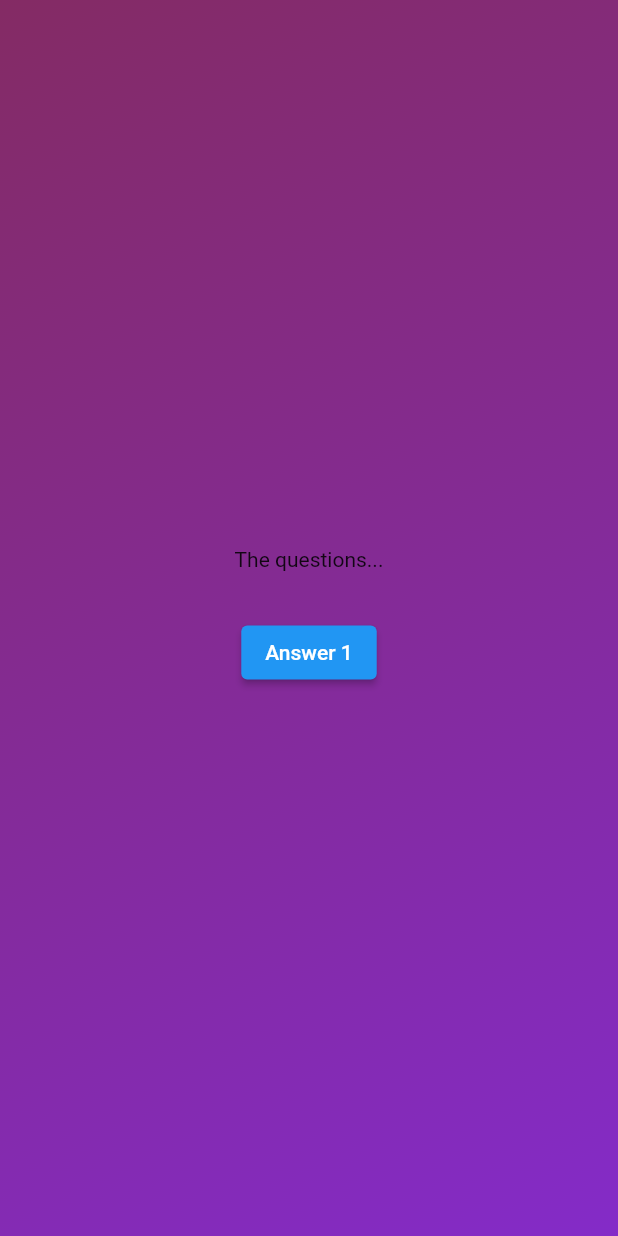
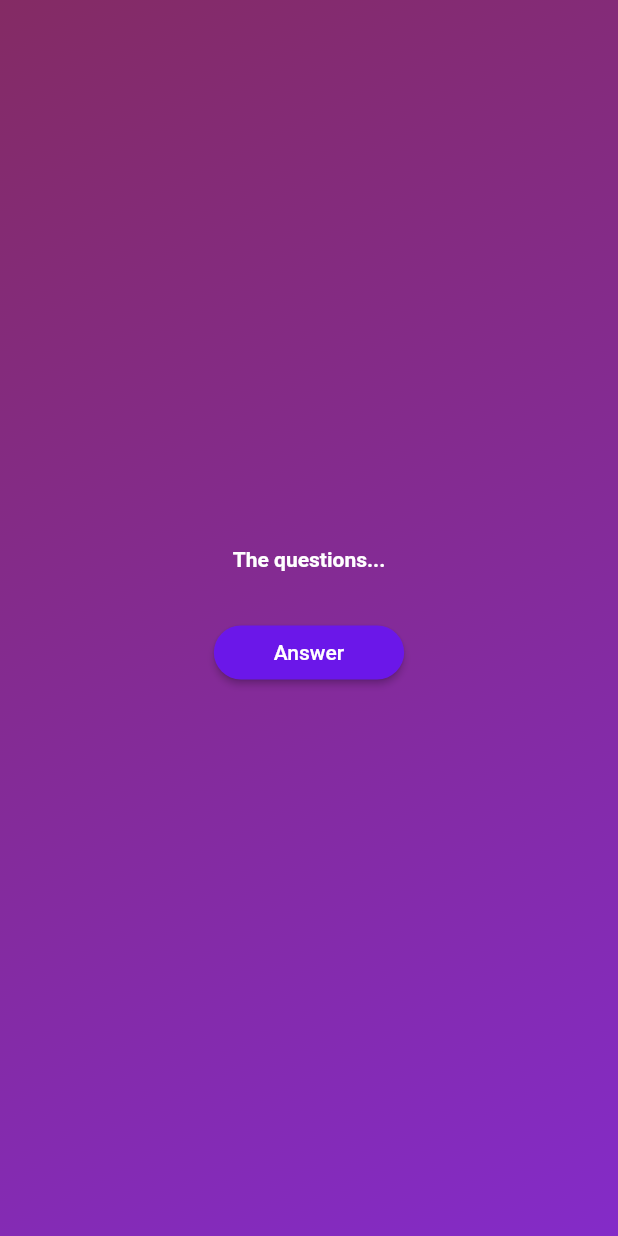
Before and after one commit to CongNQ-Dev/flutter-quiz-app, a Flutter app: the screen it shows after launch, after a tap on "Start Quiz", on a phone screen of 412 x 824 dp. Run offline on Flutter 3.47's test engine with Material 2 defaults, Android fonts, the phone set to English and light mode, and no system bars.

Commit message:
Creating a Reusable, Custom Styled Button

```diff
--- /dev/null
+++ b/lib/aswer_button.dart
@@ -0,0 +1,21 @@
+import 'package:flutter/material.dart';
+
+class AnswerButton extends StatelessWidget {
+  const AnswerButton(
+      {super.key, required this.answerText, required this.onTap});
+  final String answerText;
+  final void Function() onTap;
+  @override
+  Widget build(BuildContext context) {
+    return ElevatedButton(
+      onPressed: onTap,
+      child: Text(answerText),
+      style: ElevatedButton.styleFrom(
+        padding: const EdgeInsets.symmetric(vertical: 10, horizontal: 40),
+        backgroundColor: Color.fromARGB(255, 107, 23, 233),
+        foregroundColor: Colors.white,
+        shape: RoundedRectangleBorder(borderRadius: BorderRadius.circular(40)),
+      ),
+    );
+  }
+}
--- a/lib/question_screen.dart
+++ b/lib/question_screen.dart
@@ -1,4 +1,5 @@
 import "package:flutter/material.dart";
+import "package:quiz/aswer_button.dart";
 
 class QuestionsScreen extends StatefulWidget {
   const QuestionsScreen({super.key});
@@ -15,11 +16,14 @@ class _QuestionsScreenState extends State<QuestionsScreen> {
       child: Column(
         mainAxisAlignment: MainAxisAlignment.center,
         children: [
-          const Text("The questions..."),
+          const Text(
+            "The questions...",
+            style: TextStyle(color: Colors.white, fontWeight: FontWeight.bold),
+          ),
           const SizedBox(
             height: 30,
           ),
-          ElevatedButton(onPressed: () {}, child: Text("Answer 1"))
+          AnswerButton(answerText: "Answer", onTap: () {})
         ],
       ),
     );
```
